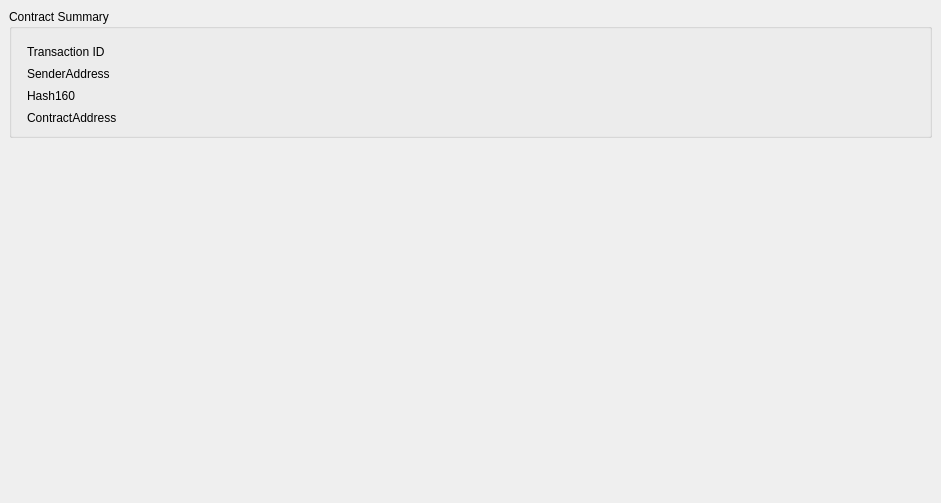
Old version of the form src/qt/forms/contractresult.ui in the repository LUX-Core/lux.
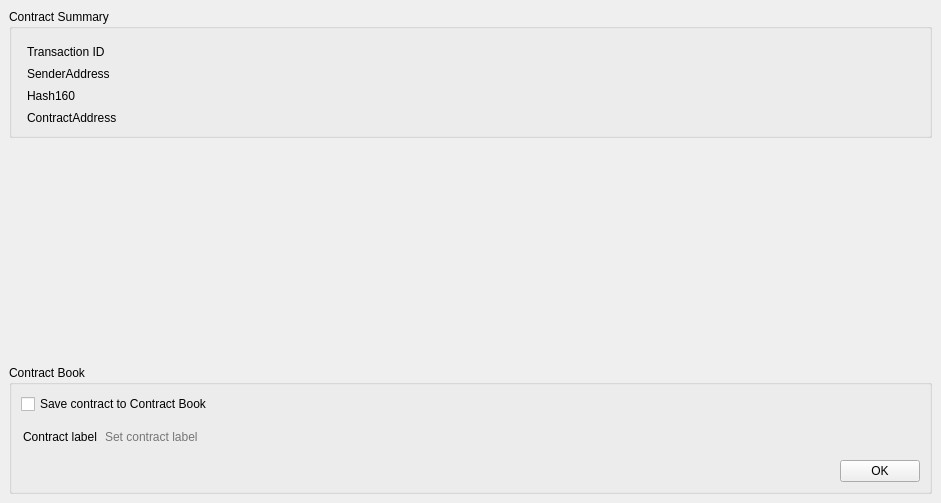
New version of the form. The open tabs and pages were chosen to show the change.

Commit message:
Add checkbox for adding freshly created contract to the contract book
Contract label field is optional - if it is not filled, then the label
is set to default value "(No label)".
The label line edit might need custom style

What changed in the file:
```diff
--- a/src/qt/forms/contractresult.ui
+++ b/src/qt/forms/contractresult.ui
@@ -192,6 +192,79 @@
       </property>
      </spacer>
     </item>
+    <item>
+     <widget class="QGroupBox" name="groupContractBookOptional">
+      <property name="enabled">
+       <bool>true</bool>
+      </property>
+      <property name="title">
+       <string>Contract Book</string>
+      </property>
+      <layout class="QVBoxLayout" name="verticalLayout_6">
+       <item>
+        <widget class="QCheckBox" name="toContractBook">
+         <property name="text">
+          <string>Save contract to Contract Book</string>
+         </property>
+        </widget>
+       </item>
+       <item>
+        <widget class="QWidget" name="widgetOptionalLabel" native="true">
+         <layout class="QHBoxLayout" name="horizontalLayout_2">
+          <property name="leftMargin">
+           <number>2</number>
+          </property>
+          <item>
+           <widget class="QLabel" name="label">
+            <property name="text">
+             <string>Contract label</string>
+            </property>
+            <property name="margin">
+             <number>-1</number>
+            </property>
+            <property name="indent">
+             <number>0</number>
+            </property>
+           </widget>
+          </item>
+          <item>
+           <widget class="QLineEdit" name="contractLabel">
+            <property name="enabled">
+             <bool>false</bool>
+            </property>
+            <property name="autoFillBackground">
+             <bool>true</bool>
+            </property>
+            <property name="maxLength">
+             <number>150</number>
+            </property>
+            <property name="placeholderText">
+             <string>Set contract label</string>
+            </property>
+           </widget>
+          </item>
+         </layout>
+        </widget>
+       </item>
+       <item alignment="Qt::AlignRight">
+        <widget class="QPushButton" name="okButton">
+         <property name="maximumSize">
+          <size>
+           <width>80</width>
+           <height>30</height>
+          </size>
+         </property>
+         <property name="layoutDirection">
+          <enum>Qt::LeftToRight</enum>
+         </property>
+         <property name="text">
+          <string>OK</string>
+         </property>
+        </widget>
+       </item>
+      </layout>
+     </widget>
+    </item>
    </layout>
   </widget>
   <widget class="QWidget" name="pageCallResult">
```
Left out of the diff: 10 changed lines with no effect on the pictures. The commit also changes 3 other files.
